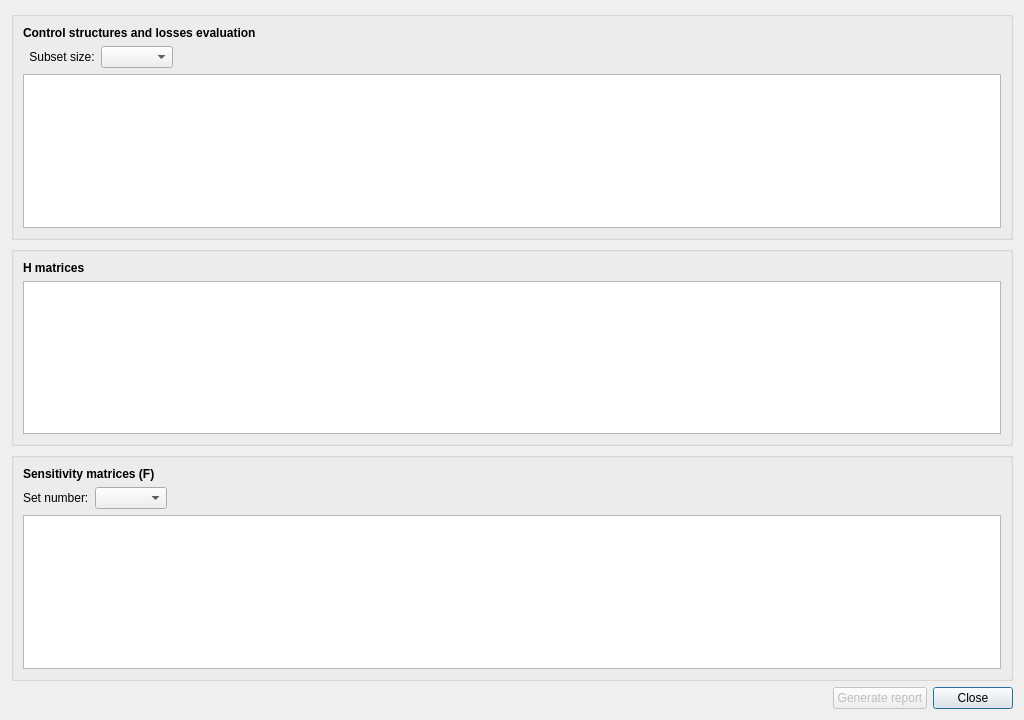
Before: the Qt Designer form gui/views/ui_files/socresults.ui in feslima/metacontrol, drawn with Qt 5.
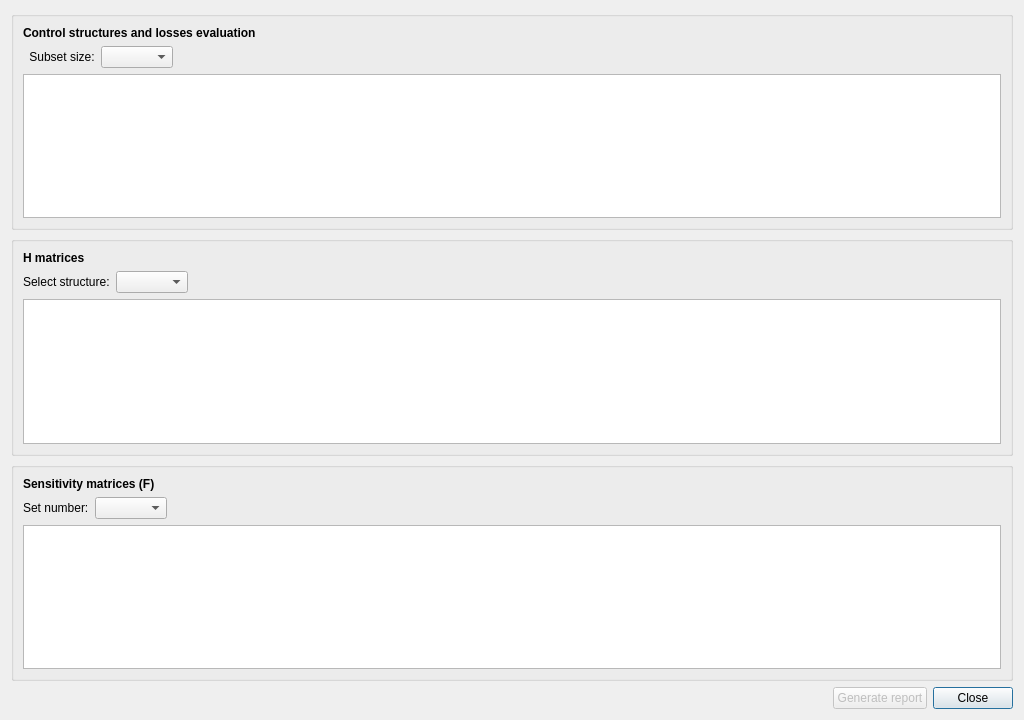
After: the same form once the commit is applied.

Commit message: socresults proper way to display H

```diff
--- a/gui/views/ui_files/socresults.ui
+++ b/gui/views/ui_files/socresults.ui
@@ -21,9 +21,32 @@
      </property>
      <layout class="QGridLayout" name="gridLayout_3">
       <item row="1" column="0">
+       <widget class="QLabel" name="label_6">
+        <property name="text">
+         <string>Select structure:</string>
+        </property>
+       </widget>
+      </item>
+      <item row="1" column="1">
+       <widget class="QComboBox" name="selectHComboBox"/>
+      </item>
+      <item row="1" column="2">
+       <spacer name="horizontalSpacer_4">
+        <property name="orientation">
+         <enum>Qt::Horizontal</enum>
+        </property>
+        <property name="sizeHint" stdset="0">
+         <size>
+          <width>40</width>
+          <height>20</height>
+         </size>
+        </property>
+       </spacer>
+      </item>
+      <item row="2" column="0" colspan="3">
        <widget class="QTableView" name="hMatrixTableView"/>
       </item>
-      <item row="0" column="0">
+      <item row="0" column="0" colspan="3">
        <widget class="QLabel" name="label_2">
         <property name="font">
          <font>
```
The commit also changes 2 other files.
